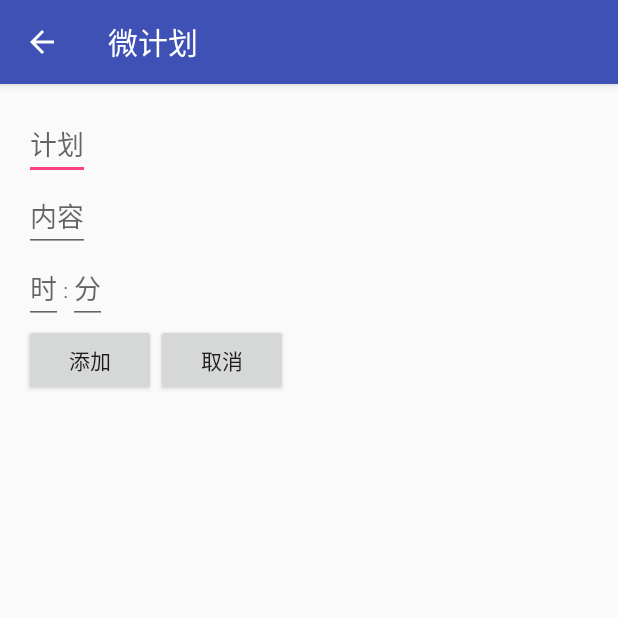
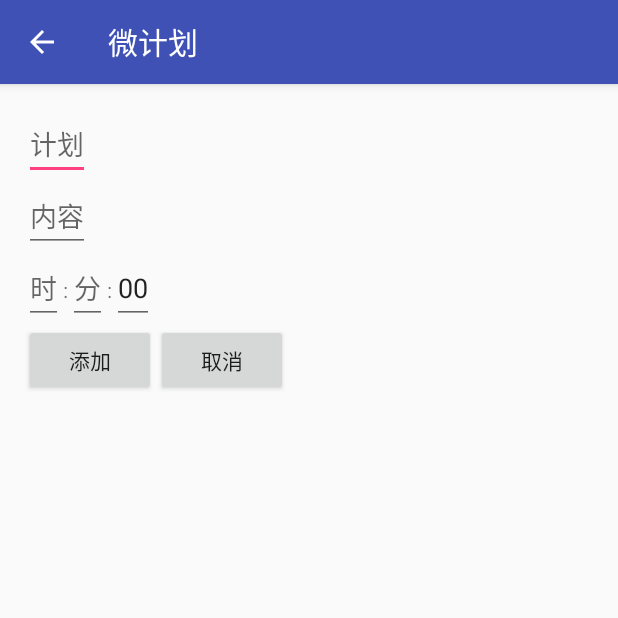
Before and after one commit to The---onE/WePlan, an Android app: the AddPlanActivity screen opened directly, with no data from a screen before it, on a phone screen of 412 x 824 dp, the top half of it. Run offline under Robolectric (Android 15) with nearby library versions, the phone set to English and light mode, and no system bars; our stand-ins replace ButterKnife; libraries missing offline, so code that uses them is left out: de.greenrobot.event; 1 statement that could not run was skipped.

```diff
--- a/app/src/main/java/com/xmx/weplan/MainActivity.java
+++ b/app/src/main/java/com/xmx/weplan/MainActivity.java
@@ -125,10 +125,10 @@ public class MainActivity extends BaseNavigationActivity {
 
         if (c.moveToFirst()) {
             do {
-                String title = c.getString(1);
-                long time = c.getLong(3);
+                String title = SQLManager.getTitle(c);
+                long time = SQLManager.getTime(c);
 
-                Plan p = new Plan(title, "" + time);
+                Plan p = new Plan(title, time);
                 plans.add(p);
             } while (c.moveToNext());
         }
--- a/app/src/main/java/com/xmx/weplan/TimerService.java
+++ b/app/src/main/java/com/xmx/weplan/TimerService.java
@@ -37,8 +37,8 @@ public class TimerService extends Service {
             long time = c.getLong(3);
             long now = System.currentTimeMillis();
             if (now > time) {
-                showNotification(c.getString(1));
-                sqlManager.completPlan(c.getInt(0));
+                showNotification(SQLManager.getTitle(c));
+                sqlManager.completPlan(SQLManager.getId(c));
                 return true;
             } else {
                 return false;
--- a/app/src/main/res/layout/activity_add_plan.xml
+++ b/app/src/main/res/layout/activity_add_plan.xml
@@ -54,6 +54,19 @@
                 android:layout_height="wrap_content"
                 android:inputType="number"
                 android:hint="分" />
+
+            <TextView
+                android:layout_width="wrap_content"
+                android:layout_height="wrap_content"
+                android:text=":" />
+
+            <EditText
+                android:id="@+id/sec"
+                android:layout_width="wrap_content"
+                android:layout_height="wrap_content"
+                android:inputType="number"
+                android:text="00"
+                android:hint="秒" />
         </LinearLayout>
 
         <LinearLayout
```
Also changed, not shown: app/src/main/java/com/xmx/weplan/Database/SQLManager.java (+12 -0 lines), app/src/main/java/com/xmx/weplan/Plan/AddPlanActivity.java (+27 -5 lines), app/src/main/java/com/xmx/weplan/Plan/Plan.java (+12 -0 lines).
